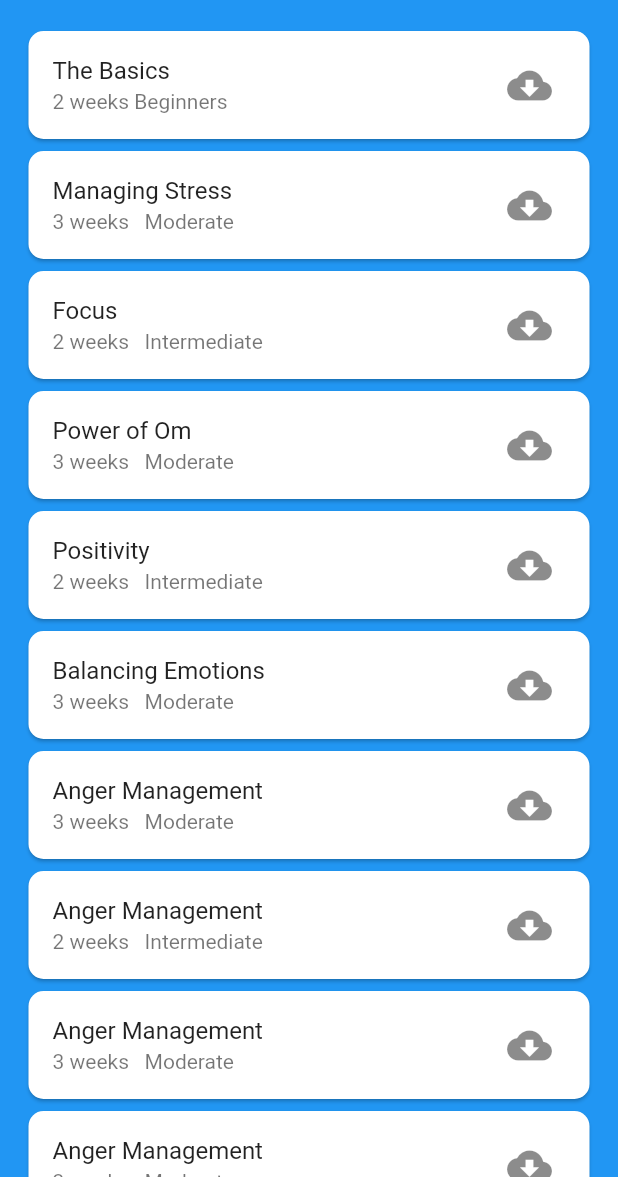
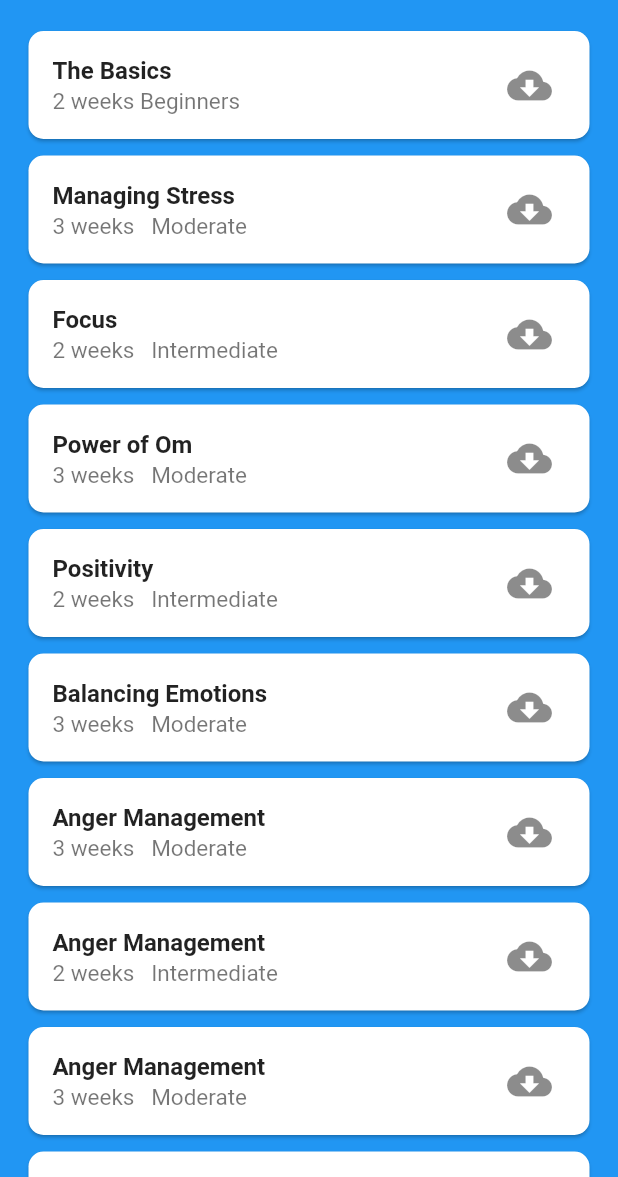
Before and after one commit to GabbyOwusu/my-first-flutter-build, a Flutter app: the Cards screen opened directly, on a phone screen of 412 x 824 dp, the part 59-1236 px from its top. Run offline on Flutter 3.47's test engine with Material 2 defaults, Android fonts, the phone set to English and light mode, and no system bars.

Commit message:
Fixed Spacing Issue

```diff
--- a/lib/screens/basics.dart
+++ b/lib/screens/basics.dart
@@ -3,7 +3,6 @@ import 'package:flutter/material.dart';
 import 'package:mynewapp/screens/manage.dart';
 
 class Cards extends StatefulWidget {
-
   final texts = [
     "The Basics",
     "Managing Stress",
@@ -68,6 +67,7 @@ class _CardsState extends State<Cards> {
               margin: EdgeInsets.only(
                 left: 15,
                 right: 15,
+                bottom: 3,
               ),
               child: Card(
                 shape: RoundedRectangleBorder(
@@ -88,8 +88,11 @@ class _CardsState extends State<Cards> {
                       );
                     },
                   ),
-                  title: Text(widget.texts[index]),
-                  subtitle: Text(widget.subs[index]),
+                  title: Text(widget.texts[index],
+                      style: TextStyle(fontWeight: FontWeight.w600)),
+
+                  subtitle:
+                      Text(widget.subs[index], style: TextStyle(fontSize: 15)),
                 ),
               ),
             );
```
